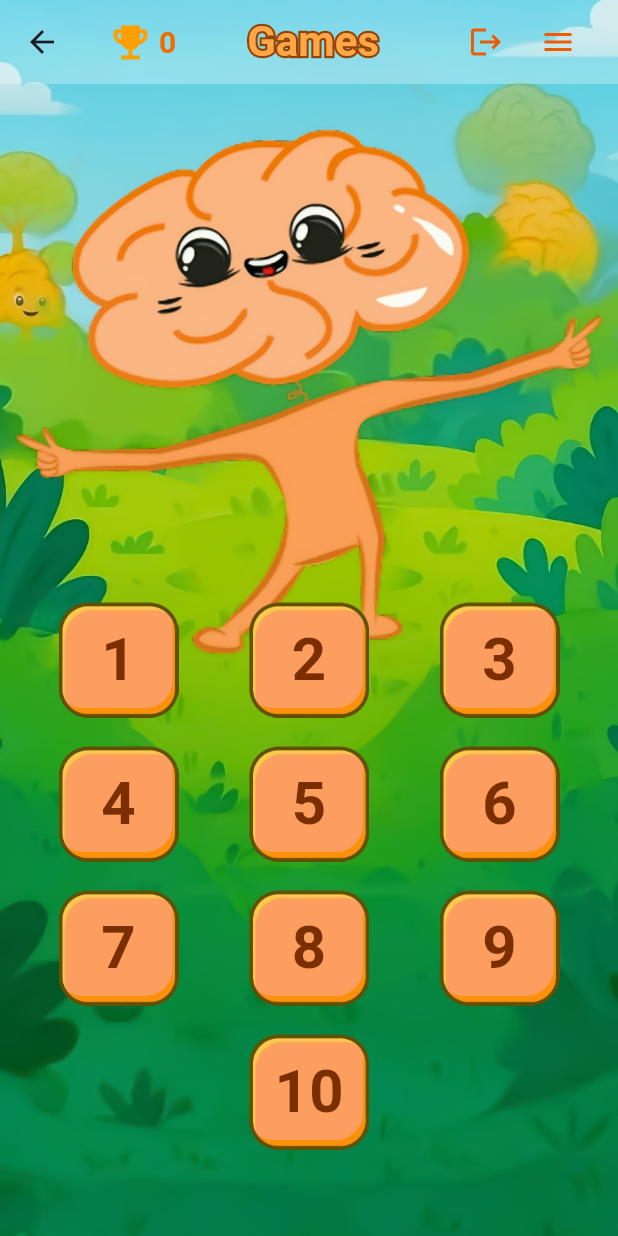
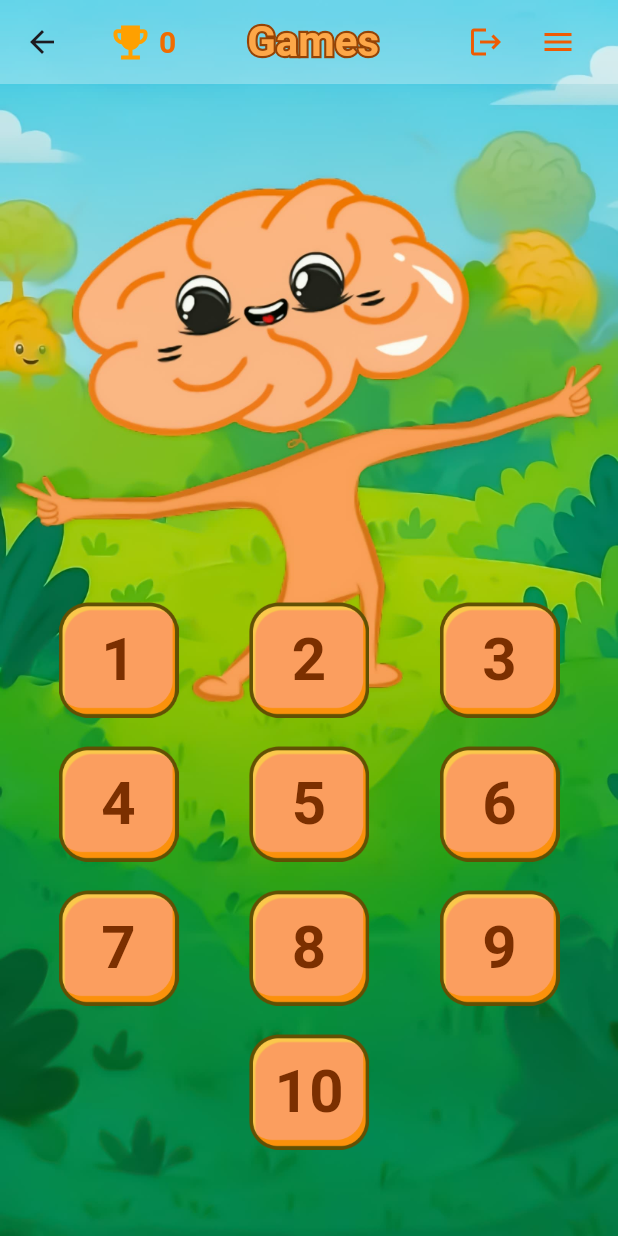
Before and after one commit to Abhishek24122002/brainu-flutter, a Flutter app: the LevelSelectionScreen screen opened directly, on a phone screen of 412 x 824 dp. Run offline on Flutter 3.47's test engine with Material 3 defaults, Android fonts, the phone set to English and light mode, and no system bars; our stand-ins replace audioplayers, cloud_firestore, file_picker, firebase_auth, firebase_core, flutter_screenutil and 6 more; missing offline and left inert: flutter_sound; accounts and stored records are empty.

Commit message:
level selection page bg issue resolved

```diff
--- a/lib/screens/LevelSelectionScreen.dart
+++ b/lib/screens/LevelSelectionScreen.dart
@@ -1,4 +1,3 @@
-import 'dart:math';
 import 'package:brainu/managers/trophy_manager.dart';
 import 'package:firebase_auth/firebase_auth.dart';
 import 'package:flutter/material.dart';
@@ -12,14 +11,11 @@ import 'Phonemene_deletetion_final.dart';
 import 'Phonemene_deletetion_initial.dart';
 import 'Phonemene_substitution_final.dart';
 import 'Phonemene_substitution_initial.dart';
-import 'LevelSelection.dart';
 import 'Word.dart';
 import 'Listen.dart';
 import 'Story.dart';
 import 'swap.dart';
-
 import 'package:vibration/vibration.dart';
-import 'dart:ui';
 import 'package:google_fonts/google_fonts.dart';
 import 'package:provider/provider.dart';
 
@@ -66,6 +62,7 @@ class _LevelSelectionScreenState extends State<LevelSelectionScreen> {
     image: DecorationImage(
       image: AssetImage("assets/img/background.jpeg"),
       fit: BoxFit.cover,
+      alignment: Alignment.topCenter, // 👈 keep top visible, crop bottom
     ),
   ),
 ),
```
Lines whose indentation alone changed are shown as unchanged.
